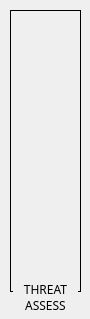
jordan045/tdc-botonera, file botonera/forms/zone_threat.ui: the form before one commit.
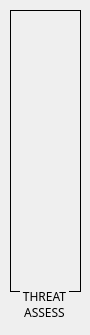
The form after the commit. Icons and pictures are not drawn.

Patch:
```diff
--- a/botonera/forms/zone_threat.ui
+++ b/botonera/forms/zone_threat.ui
@@ -7,19 +7,19 @@
     <x>0</x>
     <y>0</y>
     <width>90</width>
-    <height>319</height>
+    <height>335</height>
    </rect>
   </property>
   <property name="minimumSize">
    <size>
     <width>90</width>
-    <height>319</height>
+    <height>335</height>
    </size>
   </property>
   <property name="maximumSize">
    <size>
     <width>90</width>
-    <height>319</height>
+    <height>335</height>
    </size>
   </property>
   <property name="windowTitle">
@@ -224,9 +224,9 @@
   <widget class="QLabel" name="label">
    <property name="geometry">
     <rect>
-     <x>13</x>
-     <y>281</y>
-     <width>65</width>
+     <x>20</x>
+     <y>288</y>
+     <width>49</width>
      <height>37</height>
     </rect>
    </property>
```
